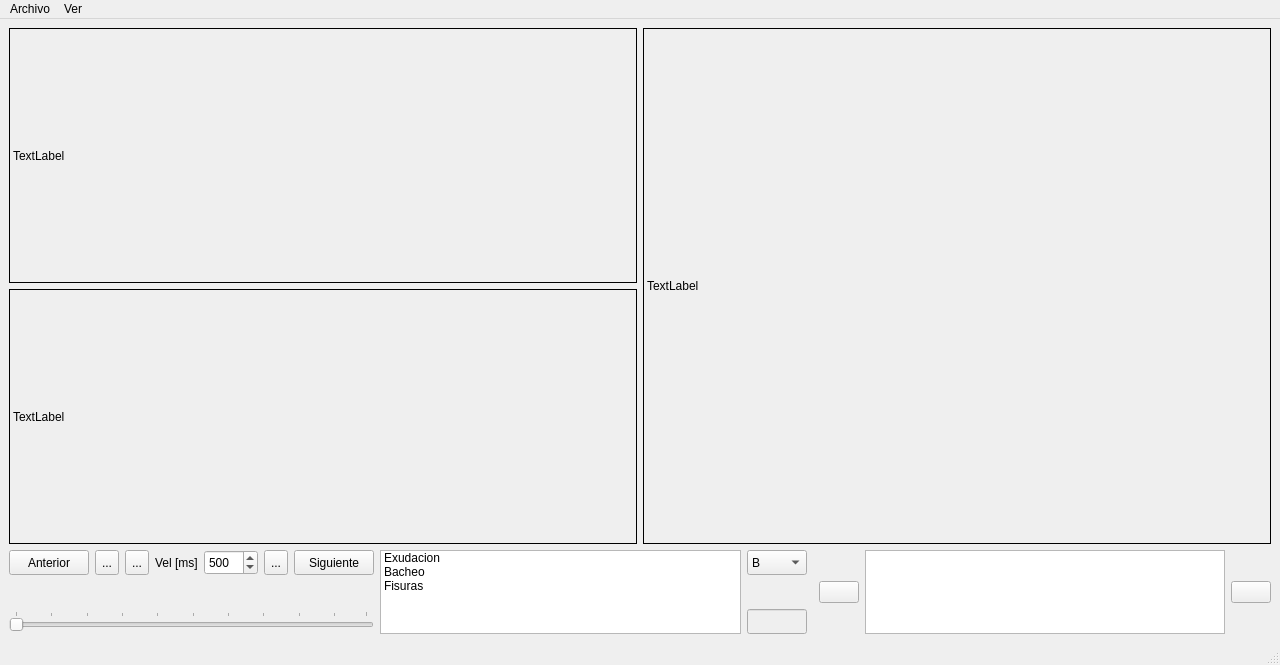
First picture: the form in analizador/analizador-form-1-0.ui, repository fedes82/anarev, before the edit.
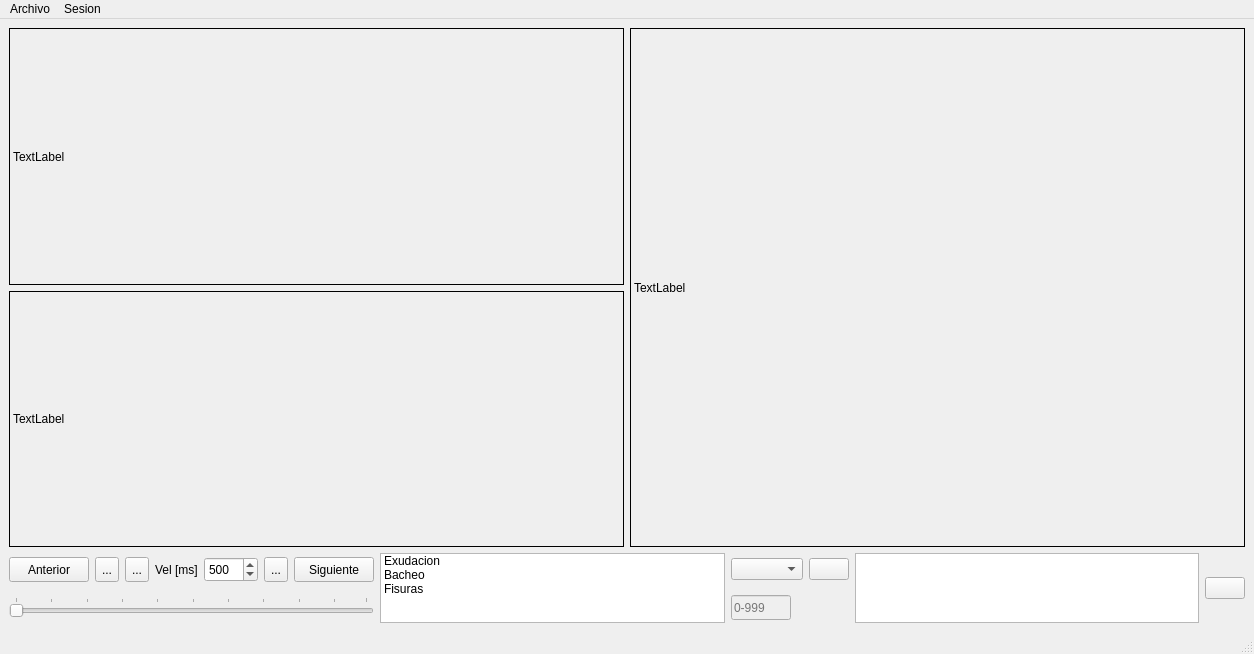
Second picture: the form after the edit. Icons and pictures are not drawn. Custom widgets are drawn as their Qt base class.

Commit message:
integracion en analizador
integracion a analizador del dialogo de perfiles

Diff of the .ui file:
```diff
--- a/analizador/analizador-form-1-0.ui
+++ b/analizador/analizador-form-1-0.ui
@@ -9,8 +9,8 @@
    <rect>
     <x>0</x>
     <y>0</y>
-    <width>1280</width>
-    <height>665</height>
+    <width>1254</width>
+    <height>654</height>
    </rect>
   </property>
   <property name="minimumSize">
@@ -24,120 +24,7 @@
   </property>
   <widget class="QWidget" name="centralwidget">
    <layout class="QGridLayout" name="gridLayout">
-    <item row="2" column="5" rowspan="3">
-     <widget class="QListWidget" name="lstEventos"/>
-    </item>
-    <item row="3" column="4">
-     <widget class="QPushButton" name="btnAgregarEvento">
-      <property name="text">
-       <string/>
-      </property>
-      <property name="icon">
-       <iconset>
-        <normaloff>img_default/edit_add.png</normaloff>img_default/edit_add.png</iconset>
-      </property>
-     </widget>
-    </item>
-    <item row="3" column="6">
-     <widget class="QPushButton" name="btnElimEvento">
-      <property name="text">
-       <string/>
-      </property>
-      <property name="icon">
-       <iconset>
-        <normaloff>img_default/edit_remove.png</normaloff>img_default/edit_remove.png</iconset>
-      </property>
-     </widget>
-    </item>
-    <item row="2" column="1" rowspan="3">
-     <widget class="QListWidget" name="lstParametros">
-      <item>
-       <property name="text">
-        <string>Exudacion</string>
-       </property>
-      </item>
-      <item>
-       <property name="text">
-        <string>Bacheo</string>
-       </property>
-      </item>
-      <item>
-       <property name="text">
-        <string>Fisuras</string>
-       </property>
-      </item>
-     </widget>
-    </item>
-    <item row="2" column="2">
-     <widget class="QComboBox" name="combValorParam">
-      <property name="sizePolicy">
-       <sizepolicy hsizetype="Fixed" vsizetype="Fixed">
-        <horstretch>0</horstretch>
-        <verstretch>0</verstretch>
-       </sizepolicy>
-      </property>
-      <property name="minimumSize">
-       <size>
-        <width>60</width>
-        <height>25</height>
-       </size>
-      </property>
-      <item>
-       <property name="text">
-        <string>B</string>
-       </property>
-      </item>
-      <item>
-       <property name="text">
-        <string>M</string>
-       </property>
-      </item>
-      <item>
-       <property name="text">
-        <string>A</string>
-       </property>
-      </item>
-     </widget>
-    </item>
-    <item row="4" column="2">
-     <widget class="QLineEdit" name="lnValorParam">
-      <property name="enabled">
-       <bool>false</bool>
-      </property>
-      <property name="sizePolicy">
-       <sizepolicy hsizetype="Fixed" vsizetype="Fixed">
-        <horstretch>0</horstretch>
-        <verstretch>0</verstretch>
-       </sizepolicy>
-      </property>
-      <property name="minimumSize">
-       <size>
-        <width>60</width>
-        <height>25</height>
-       </size>
-      </property>
-      <property name="maximumSize">
-       <size>
-        <width>60</width>
-        <height>25</height>
-       </size>
-      </property>
-     </widget>
-    </item>
-    <item row="4" column="0">
-     <widget class="QSlider" name="sldrPosicion">
-      <property name="orientation">
-       <enum>Qt::Horizontal</enum>
-      </property>
-      <property name="tickPosition">
-       <enum>QSlider::TicksAbove</enum>
-      </property>
-      <property name="tickInterval">
-       <number>10</number>
-      </property>
-     </widget>
-    </item>
-    <item row="0" column="0" colspan="7">
+    <item row="0" column="0" colspan="6">
      <layout class="QHBoxLayout" name="horizontalLayout">
       <item>
        <layout class="QVBoxLayout" name="verticalLayout">
@@ -193,7 +80,7 @@
       </item>
      </layout>
     </item>
-    <item row="2" column="0">
+    <item row="1" column="0">
      <layout class="QHBoxLayout" name="horizontalLayout_2">
       <item>
        <widget class="QPushButton" name="btnAnterior">
@@ -324,6 +211,94 @@
       </item>
      </layout>
     </item>
+    <item row="1" column="1" rowspan="2">
+     <widget class="QListWidget" name="lstParametros">
+      <item>
+       <property name="text">
+        <string>Exudacion</string>
+       </property>
+      </item>
+      <item>
+       <property name="text">
+        <string>Bacheo</string>
+       </property>
+      </item>
+      <item>
+       <property name="text">
+        <string>Fisuras</string>
+       </property>
+      </item>
+     </widget>
+    </item>
+    <item row="1" column="2">
+     <widget class="QComboBox" name="combCategoria"/>
+    </item>
+    <item row="1" column="4" rowspan="2">
+     <widget class="QListWidget" name="lstEventos"/>
+    </item>
+    <item row="1" column="5" rowspan="2">
+     <widget class="QPushButton" name="btnElimEvento">
+      <property name="text">
+       <string/>
+      </property>
+      <property name="icon">
+       <iconset>
+        <normaloff>../Documentos/ingenia/revwin-1-0/analizador/img_default/edit_remove.png</normaloff>../Documentos/ingenia/revwin-1-0/analizador/img_default/edit_remove.png</iconset>
+      </property>
+     </widget>
+    </item>
+    <item row="2" column="0">
+     <widget class="QSlider" name="sldrPosicion">
+      <property name="orientation">
+       <enum>Qt::Horizontal</enum>
+      </property>
+      <property name="tickPosition">
+       <enum>QSlider::TicksAbove</enum>
+      </property>
+      <property name="tickInterval">
+       <number>10</number>
+      </property>
+     </widget>
+    </item>
+    <item row="2" column="2">
+     <widget class="QLineEdit" name="lnValor">
+      <property name="enabled">
+       <bool>false</bool>
+      </property>
+      <property name="sizePolicy">
+       <sizepolicy hsizetype="Fixed" vsizetype="Fixed">
+        <horstretch>0</horstretch>
+        <verstretch>0</verstretch>
+       </sizepolicy>
+      </property>
+      <property name="minimumSize">
+       <size>
+        <width>60</width>
+        <height>25</height>
+       </size>
+      </property>
+      <property name="maximumSize">
+       <size>
+        <width>60</width>
+        <height>25</height>
+       </size>
+      </property>
+      <property name="placeholderText">
+       <string>0-999</string>
+      </property>
+     </widget>
+    </item>
+    <item row="1" column="3">
+     <widget class="QPushButton" name="btnAgregarEvento">
+      <property name="text">
+       <string/>
+      </property>
+      <property name="icon">
+       <iconset>
+        <normaloff>../Documentos/ingenia/revwin-1-0/analizador/img_default/edit_add.png</normaloff>../Documentos/ingenia/revwin-1-0/analizador/img_default/edit_add.png</iconset>
+      </property>
+     </widget>
+    </item>
    </layout>
   </widget>
   <widget class="QMenuBar" name="menubar">
@@ -331,7 +306,7 @@
     <rect>
      <x>0</x>
      <y>0</y>
-     <width>1280</width>
+     <width>1254</width>
      <height>27</height>
     </rect>
    </property>
@@ -349,7 +324,7 @@
    </widget>
    <widget class="QMenu" name="menuVer">
     <property name="title">
-     <string>Ver</string>
+     <string>Sesion</string>
     </property>
     <addaction name="actionInfo"/>
    </widget>
```
Left out of the diff: 21 changed lines with no effect on the pictures. The commit also changes 6 other files.
